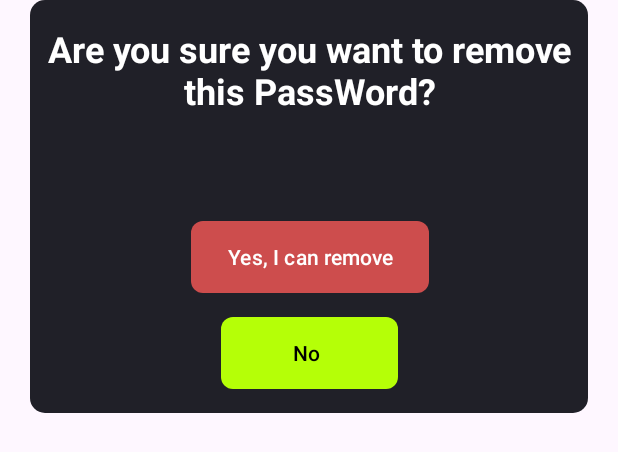
After one commit to RiseGhost/PassWord_Storage, an Android app: the layout remove_password_popup.xml on its own in the app's theme, with its tools: preview values and no code run, on a phone screen of 412 x 824 dp. The commit adds this screen. Shown: the top 452 px of the screen. Run offline under Robolectric (Android 15) with nearby library versions, the phone set to English and light mode, and no system bars.

Commit message:
remove passwords

```diff
--- a/app/src/main/java/com/example/passwordstorage/PassWord.java
+++ b/app/src/main/java/com/example/passwordstorage/PassWord.java
@@ -34,6 +34,7 @@ public class PassWord {
     public int getTheme(){return Theme;}
 
     public void setAppName(String AppName){this.AppName = AppName;}
+    public void setId(int id){this.id = id;}
     public void setPass(byte[] Pass){this.Pass = Pass;}
     public void setCategory(String Category){this.Category = Category;}
 }
--- /dev/null
+++ b/app/src/main/res/drawable/popup.xml
@@ -0,0 +1,5 @@
+<?xml version="1.0" encoding="utf-8"?>
+<shape xmlns:android="http://schemas.android.com/apk/res/android" android:shape="rectangle">
+    <solid android:color="#202028"></solid>
+    <corners android:radius="10dp"></corners>
+</shape>
--- a/app/src/main/res/layout/activity_pass_info.xml
+++ b/app/src/main/res/layout/activity_pass_info.xml
@@ -31,7 +31,7 @@
         app:srcCompat="@drawable/back" />
 
     <Button
-        android:id="@+id/button"
+        android:id="@+id/remove"
         android:layout_width="wrap_content"
         android:layout_height="wrap_content"
         android:layout_marginBottom="16dp"
--- /dev/null
+++ b/app/src/main/res/layout/remove_password_popup.xml
@@ -0,0 +1,52 @@
+<?xml version="1.0" encoding="utf-8"?>
+<androidx.constraintlayout.widget.ConstraintLayout xmlns:android="http://schemas.android.com/apk/res/android"
+    xmlns:app="http://schemas.android.com/apk/res-auto"
+    xmlns:tools="http://schemas.android.com/tools"
+    android:layout_width="match_parent"
+    android:layout_marginLeft="20dp"
+    android:layout_marginRight="20dp"
+    android:layout_height="275dp"
+    android:background="@drawable/popup">
+
+
+    <TextView
+        android:id="@+id/textView2"
+        android:layout_width="wrap_content"
+        android:layout_height="wrap_content"
+        android:layout_marginTop="16dp"
+        android:textSize="24dp"
+        android:textStyle="bold"
+        android:textColor="@color/white"
+        android:text="Are you sure you want to remove this PassWord?"
+        app:layout_constraintEnd_toEndOf="parent"
+        app:layout_constraintStart_toStartOf="parent"
+        app:layout_constraintTop_toTopOf="parent"
+        android:gravity="center"/>
+
+    <Button
+        android:id="@+id/remove"
+        android:layout_width="wrap_content"
+        android:layout_height="wrap_content"
+        android:layout_marginBottom="16dp"
+        android:text="Yes, I can remove"
+        android:background="@drawable/input_text"
+        app:backgroundTint="#CD4D4D"
+        app:layout_constraintBottom_toTopOf="@+id/cancel"
+        app:layout_constraintEnd_toEndOf="parent"
+        app:layout_constraintHorizontal_bias="0.502"
+        app:layout_constraintStart_toStartOf="parent" />
+
+    <Button
+        android:id="@+id/cancel"
+        android:layout_width="wrap_content"
+        android:layout_height="wrap_content"
+        android:layout_marginBottom="16dp"
+        android:background="@drawable/input_text"
+        app:backgroundTint="#B5FF07"
+        android:textColor="@color/black"
+        android:text="       No        "
+        app:layout_constraintBottom_toBottomOf="parent"
+        app:layout_constraintEnd_toEndOf="parent"
+        app:layout_constraintHorizontal_bias="0.502"
+        app:layout_constraintStart_toStartOf="parent" />
+</androidx.constraintlayout.widget.ConstraintLayout>
```
Also changed, not shown: app/src/main/java/com/example/passwordstorage/Dialogs/RemovePassWord.java (added, +58 -0 lines), app/src/main/java/com/example/passwordstorage/HomePage.java (+7 -3 lines), app/src/main/java/com/example/passwordstorage/PassInfo.java (+14 -1 lines).
